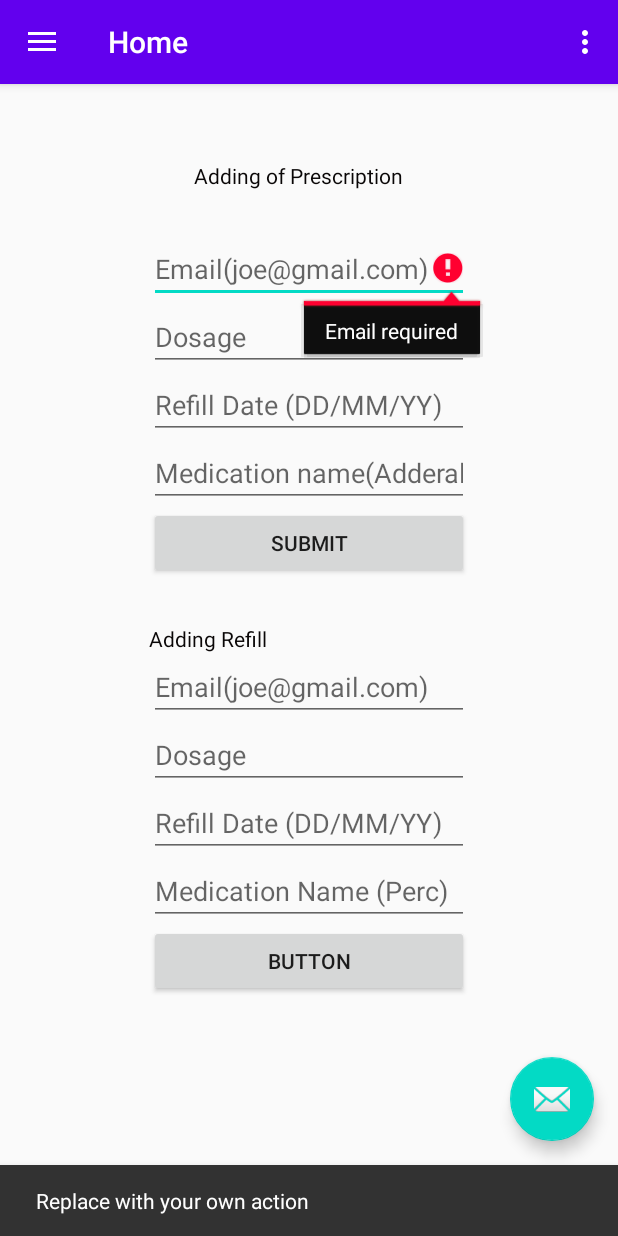
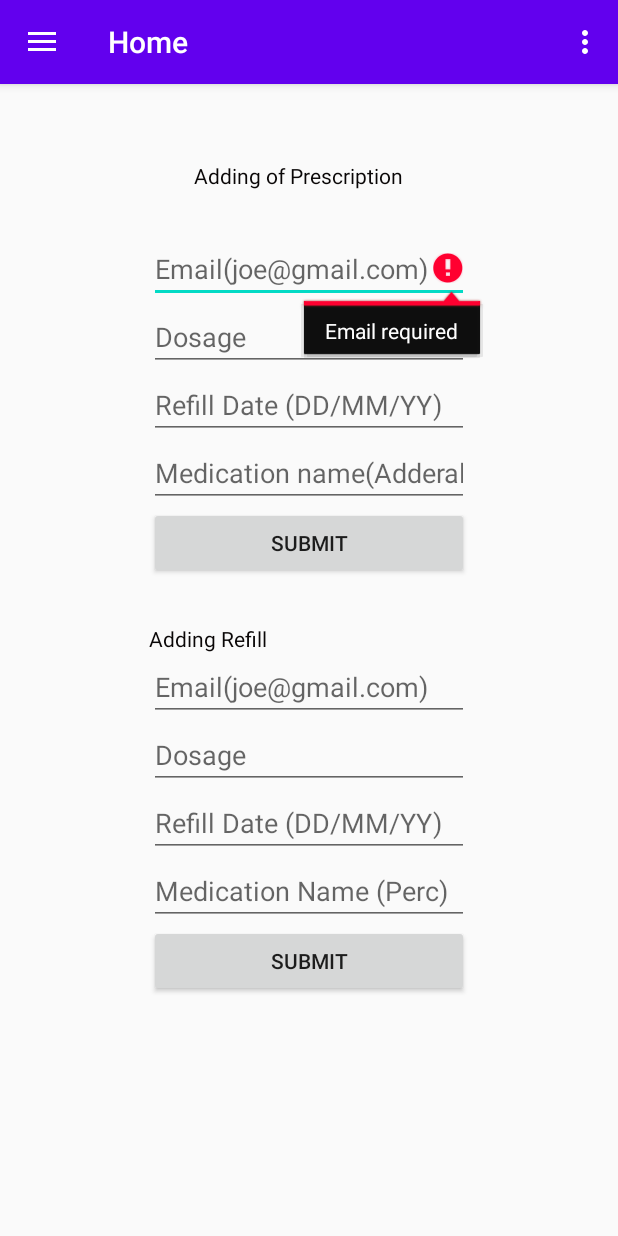
Before and after one commit to sfirooz2017/healthcarePortal, an Android app: the screen it shows after launch once a user with an empty profile is signed in (MainActivity), after a tap on "SUBMIT", on a phone screen of 412 x 824 dp. Run offline under Robolectric (Android 15) with nearby library versions, the phone set to English and light mode, and no system bars; our stand-ins replace Firebase (no records; nobody signed in at launch, a user with empty details on screens opened directly), navigation-ui; 4 statements that could not run were skipped; 1 other tap on this screen came first.

Commit message:
removed floating action button

```diff
--- a/app/src/main/java/edu/nyit/healthcareportal/MainActivity.java
+++ b/app/src/main/java/edu/nyit/healthcareportal/MainActivity.java
@@ -52,14 +52,6 @@ public class MainActivity extends AppCompatActivity {
 
         Toolbar toolbar = findViewById(R.id.toolbar);
         setSupportActionBar(toolbar);
-        FloatingActionButton fab = findViewById(R.id.fab);
-        fab.setOnClickListener(new View.OnClickListener() {
-            @Override
-            public void onClick(View view) {
-                Snackbar.make(view, "Replace with your own action", Snackbar.LENGTH_LONG)
-                        .setAction("Action", null).show();
-            }
-        });
         DrawerLayout drawer = findViewById(R.id.drawer_layout);
         NavController navController = Navigation.findNavController(this, R.id.nav_host_fragment);
         NavGraph graph = navController.getNavInflater().inflate(R.navigation.mobile_navigation);
--- a/app/src/main/res/layout/app_bar_main.xml
+++ b/app/src/main/res/layout/app_bar_main.xml
@@ -22,12 +22,4 @@
 
     <include layout="@layout/content_main" />
 
-    <com.google.android.material.floatingactionbutton.FloatingActionButton
-        android:id="@+id/fab"
-        android:layout_width="wrap_content"
-        android:layout_height="wrap_content"
-        android:layout_gravity="bottom|end"
-        android:layout_margin="@dimen/fab_margin"
-        app:srcCompat="@android:drawable/ic_dialog_email" />
-
 </androidx.coordinatorlayout.widget.CoordinatorLayout>
--- a/app/src/main/res/layout/fragment_admin_home.xml
+++ b/app/src/main/res/layout/fragment_admin_home.xml
@@ -108,7 +108,7 @@
             android:id="@+id/buttonConfirm"
             android:layout_width="match_parent"
             android:layout_height="wrap_content"
-            android:text="Button" />
+            android:text="Submit" />
 
 
     </LinearLayout>
```
